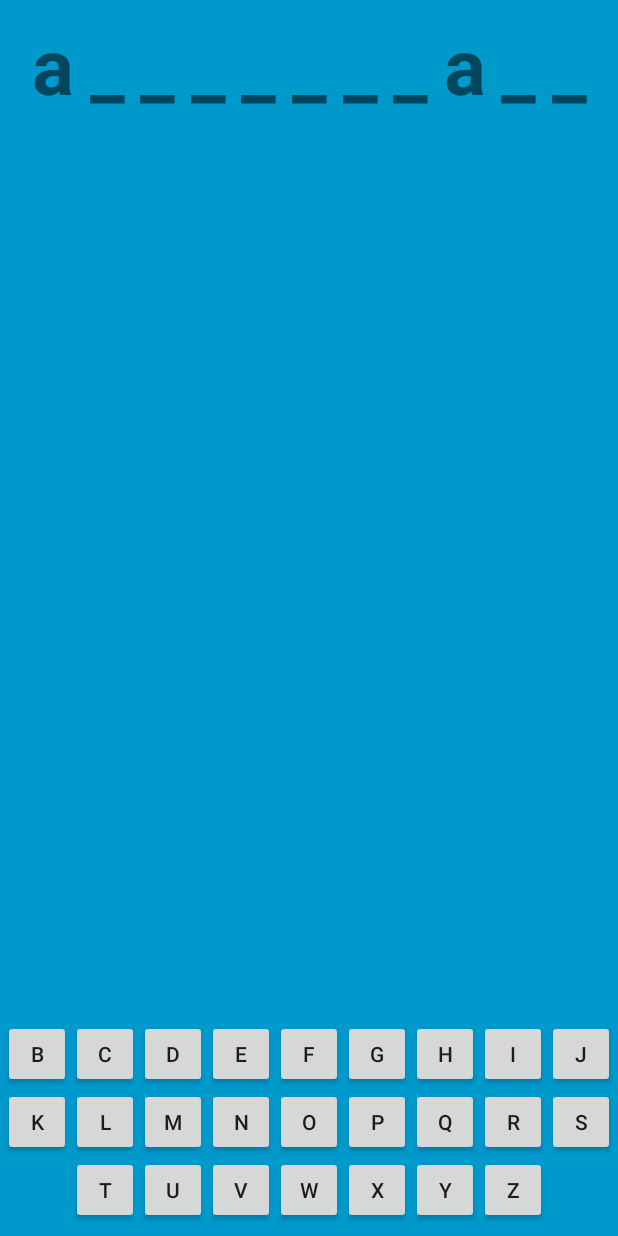
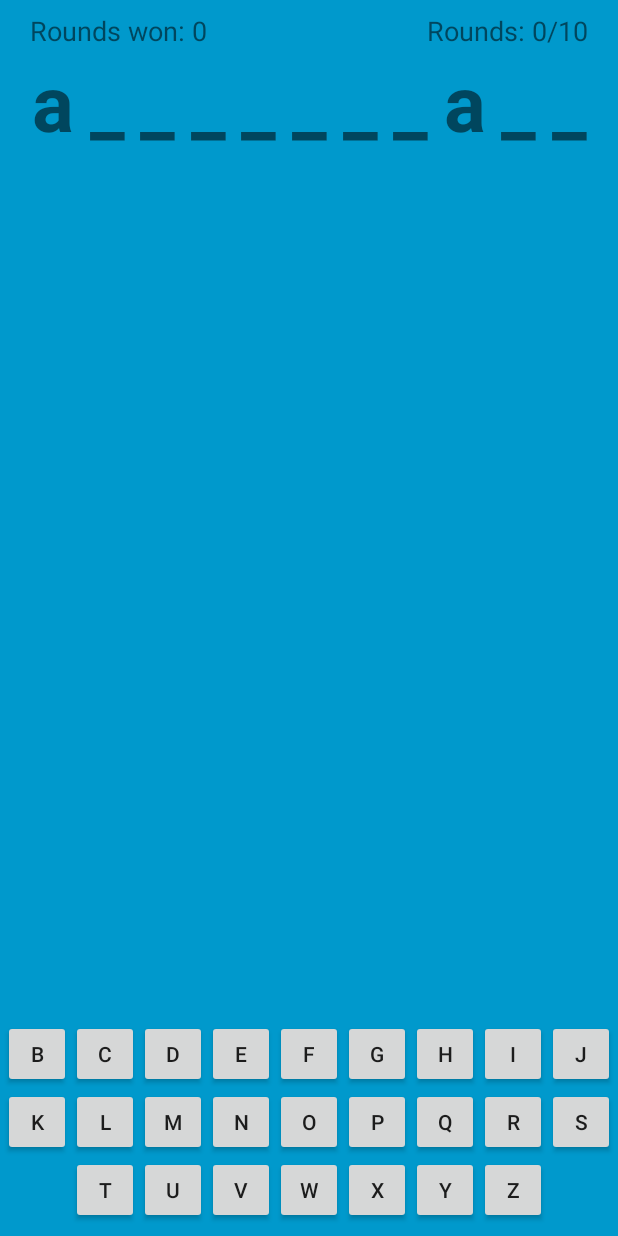
Before and after one commit to danielakl/A-Hangman, an Android app: the GameActivity screen opened directly, with no data from a screen before it, after a tap on an icon or button, on a phone screen of 412 x 824 dp. Run offline under Robolectric (Android 15) with nearby library versions, the phone set to English and light mode, and no system bars; our stand-ins replace FlexboxLayout.

Commit message:
Add text bar to see round progression and rounds won.

```diff
--- a/app/src/main/java/no/daniel/hangman/ui/GameActivity.java
+++ b/app/src/main/java/no/daniel/hangman/ui/GameActivity.java
@@ -39,6 +39,8 @@ public class GameActivity extends AppCompatActivity {
 
     private View contentView;
     private TextView wordView;
+    private TextView roundsView;
+    private TextView roundsWonView;
 
     private final Handler hideHandler = new Handler();
     private final Runnable hideRunnable2 = new Runnable() {
@@ -69,6 +71,8 @@ public class GameActivity extends AppCompatActivity {
         visible = true;
         contentView = findViewById(R.id.fullscreen_content);
         wordView = findViewById(R.id.word_view);
+        roundsView = findViewById(R.id.rounds_view);
+        roundsWonView = findViewById(R.id.rounds_won_view);
 
         // Set up the user interaction to manually show or hide the system UI.
         contentView.setOnClickListener(view -> toggle());
@@ -101,6 +105,8 @@ public class GameActivity extends AppCompatActivity {
             // Initialize game logic.
             gameManager = GameManager.initialize(preferences);
             game = gameManager.createGame();
+            roundsView.setText(getResources().getString(R.string.rounds_progress, game.getRoundsPlayed(), game.getRounds()));
+            roundsWonView.setText(getResources().getString(R.string.rounds_won, game.getRoundsWon()));
             updateWord();
         }
     }
@@ -149,6 +155,8 @@ public class GameActivity extends AppCompatActivity {
             if (game.guess(button.getText().charAt(0))) {
                 updateWord();
             }
+            roundsView.setText(getResources().getString(R.string.rounds_progress, game.getRoundsPlayed(), game.getRounds()));
+            roundsWonView.setText(getResources().getString(R.string.rounds_won, game.getRoundsWon()));
         }
     }
 
--- a/app/src/main/res/layout/activity_game.xml
+++ b/app/src/main/res/layout/activity_game.xml
@@ -16,12 +16,41 @@
         android:layout_height="match_parent"
         android:keepScreenOn="true">
 
+        <LinearLayout
+            android:id="@+id/linearLayout"
+            android:layout_width="match_parent"
+            android:layout_height="wrap_content"
+            android:layout_marginTop="8dp"
+            android:layout_marginStart="20dp"
+            android:layout_marginEnd="20dp"
+            android:orientation="horizontal"
+            app:layout_constraintEnd_toEndOf="parent"
+            app:layout_constraintStart_toStartOf="parent"
+            app:layout_constraintTop_toTopOf="parent">
+
+            <TextView
+                android:id="@+id/rounds_won_view"
+                android:layout_width="wrap_content"
+                android:layout_height="wrap_content"
+                android:textSize="18sp"
+                android:layout_weight="1"
+                android:text="TextView" />
+
+            <TextView
+                android:id="@+id/rounds_view"
+                android:layout_width="wrap_content"
+                android:layout_height="wrap_content"
+                android:gravity="end"
+                android:textSize="18sp"
+                android:layout_weight="1"
+                android:text="TextView" />
+        </LinearLayout>
+
         <!-- ref: https://stackoverflow.com/questions/5033012/auto-scale-textview-text-to-fit-within-bounds -->
         <TextView
             android:id="@+id/word_view"
             android:layout_width="match_parent"
             android:layout_height="150dp"
-            android:layout_marginTop="8dp"
             android:layout_marginStart="20dp"
             android:layout_marginEnd="20dp"
             android:autoSizeMaxTextSize="75sp"
@@ -34,7 +63,8 @@
             android:textStyle="bold"
             app:layout_constraintEnd_toEndOf="parent"
             app:layout_constraintStart_toStartOf="parent"
-            app:layout_constraintTop_toTopOf="parent" />
+            app:layout_constraintTop_toBottomOf="@+id/linearLayout" />
+
     </androidx.constraintlayout.widget.ConstraintLayout>
 
 </FrameLayout>
--- a/app/src/main/res/values/strings.xml
+++ b/app/src/main/res/values/strings.xml
@@ -10,6 +10,9 @@
 
     <!-- Game strings -->
     <string name="title_activity_game">Game activity</string>
+
+    <string name="rounds_progress">Rounds: %1$d/%2$d</string>
+    <string name="rounds_won">Rounds won: %d</string>
 
     <string translatable="false" name="key_a">a</string>
     <string translatable="false" name="key_b">b</string>
```
Also changed, not shown: 1 other file.
